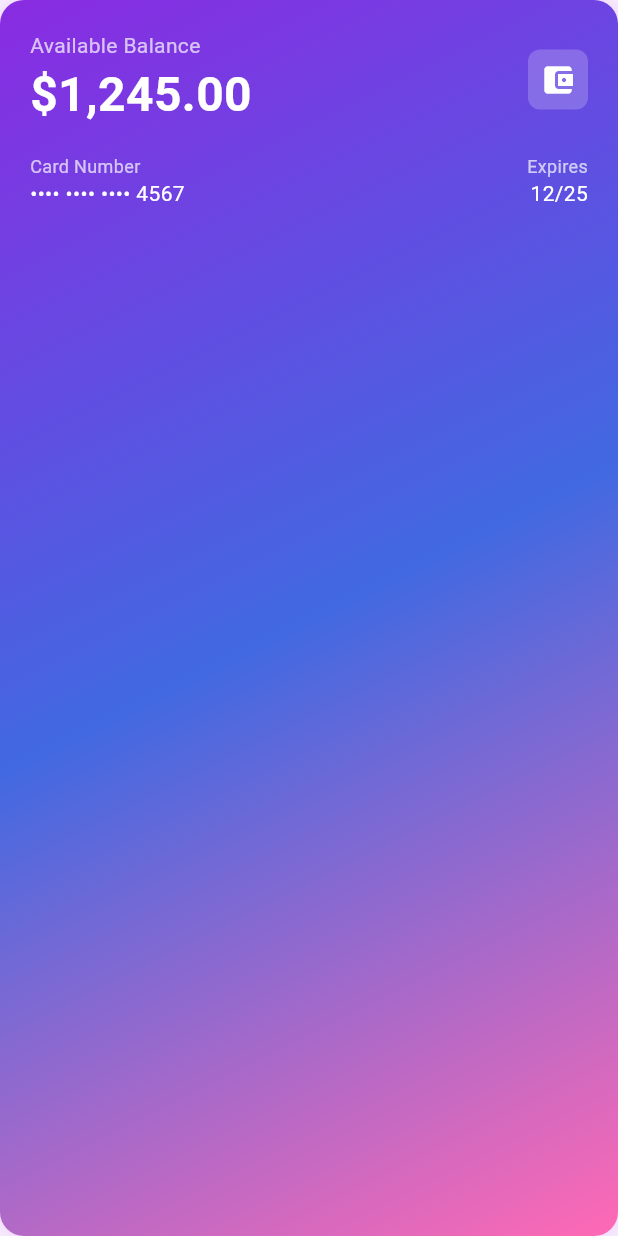
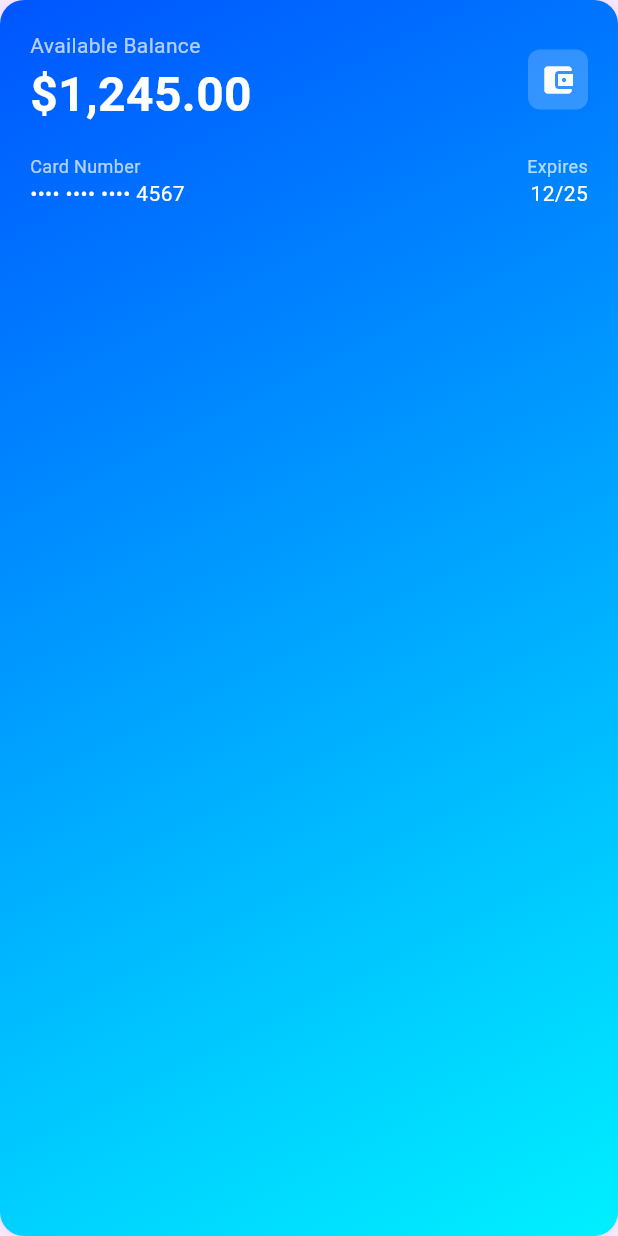
Before and after one commit to zianksm/Eth-Taipei, a Flutter app: the BalanceCard widget shown alone on an empty page, opened directly, on a phone screen of 412 x 824 dp. Run offline on Flutter 3.47's test engine with Material 3 defaults, Android fonts, the phone set to English and light mode, and no system bars; our stand-ins replace firebase_auth, firebase_core, flutter_dotenv, flutter_secure_storage, font_awesome_flutter, google_sign_in; missing offline and left inert: flutter_inappwebview, wallet, web3dart; accounts and stored records are empty.

Commit message:
Modified balance card's color

```diff
--- a/frontend/q_wallet/lib/widgets/balance_card.dart
+++ b/frontend/q_wallet/lib/widgets/balance_card.dart
@@ -8,7 +8,7 @@ class BalanceCard extends StatelessWidget {
     return Container(
       decoration: BoxDecoration(
         gradient: const LinearGradient(
-          colors: [Color(0xFF8A2BE2), Color(0xFF4169E1), Color(0xFFFF69B4)],
+          colors: [Color(0xFF0055FF), Color(0xFF00F0FF)],
           begin: Alignment.topLeft,
           end: Alignment.bottomRight,
         ),
```
